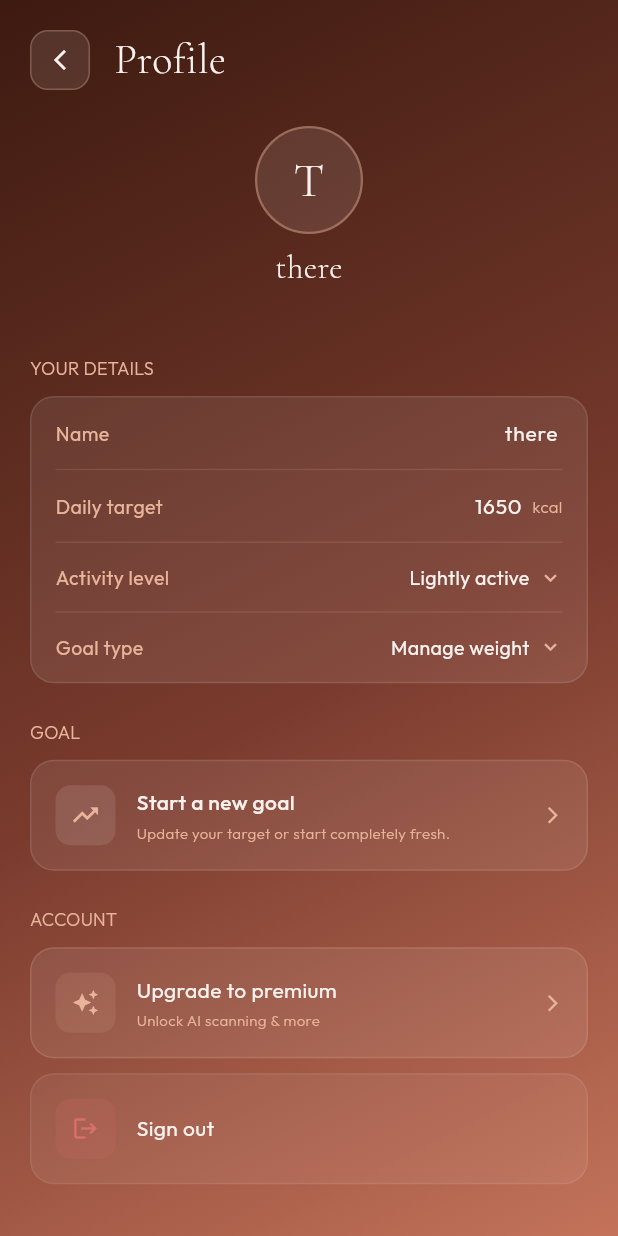
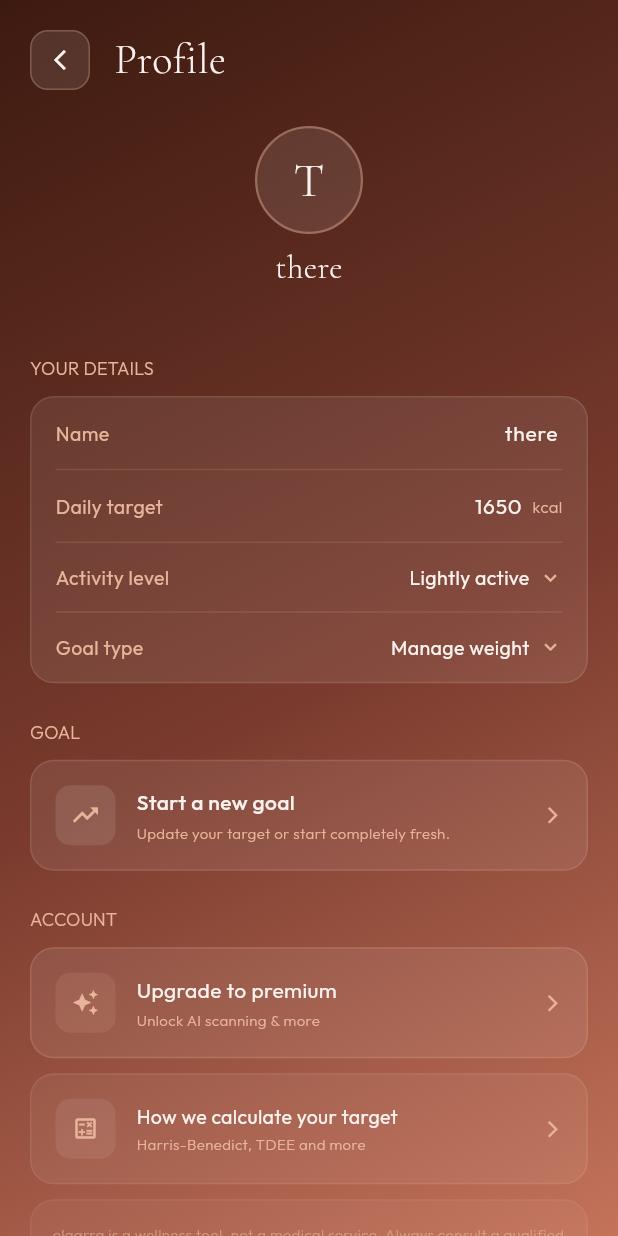
Before and after one commit to elaarra/elaarra-calorie-tracker-app, a Flutter app: the ProfileScreen screen opened directly, on a phone screen of 412 x 824 dp. Run offline on Flutter 3.47's test engine with Material 3 defaults, Android fonts, the phone set to English and light mode, and no system bars; our stand-ins replace cloud_firestore, firebase_auth, firebase_core, flutter_dotenv, google_sign_in, image_picker and 1 more; accounts and stored records are empty.

Commit message:
Update profile_screen.dart
Access to calculation screen

```diff
--- a/lib/screens/profile/profile_screen.dart
+++ b/lib/screens/profile/profile_screen.dart
@@ -6,6 +6,7 @@ import '../../utils/theme.dart';
 import '../../state/app_state.dart';
 import '../auth/auth_screen.dart';
 import '../onboarding/onboarding_screen.dart';
+import '../info/calculation_screen.dart';
 import '../paywall/paywall_screen.dart';
 
 class ProfileScreen extends StatefulWidget {
@@ -777,6 +778,73 @@ class _ProfileScreenState extends State<ProfileScreen> {
                         ),
                       ],
 
+                      // How we calculate this
+                      GestureDetector(
+                        onTap: () => Navigator.push(context,
+                          MaterialPageRoute(
+                            builder: (_) => const CalculationScreen())),
+                        child: Container(
+                          width: double.infinity,
+                          padding: const EdgeInsets.all(16),
+                          margin: const EdgeInsets.only(bottom: 10),
+                          decoration: BoxDecoration(
+                            color: Colors.white.withOpacity(0.06),
+                            borderRadius: BorderRadius.circular(16),
+                            border: Border.all(
+                              color: Colors.white.withOpacity(0.08)),
+                          ),
+                          child: Row(
+                            children: [
+                              Container(
+                                width: 40, height: 40,
+                                decoration: BoxDecoration(
+                                  color: Colors.white.withOpacity(0.08),
+                                  borderRadius: BorderRadius.circular(10),
+                                ),
+                                child: const Icon(Icons.calculate_outlined,
+                                  color: AppColors.blush, size: 18),
+                              ),
+                              const SizedBox(width: 14),
+                              Expanded(
+                                child: Column(
+                                  crossAxisAlignment: CrossAxisAlignment.start,
+                                  children: [
+                                    Text('How we calculate your target',
+                                      style: AppTextStyles.label.copyWith(
+                                        color: AppColors.cream, fontSize: 13,
+                                        fontWeight: FontWeight.w400)),
+                                    const SizedBox(height: 2),
+                                    Text('Harris-Benedict, TDEE and more',
+                                      style: AppTextStyles.caption.copyWith(
+                                        fontSize: 10)),
+                                  ],
+                                ),
+                              ),
+                              const Icon(Icons.arrow_forward_ios,
+                                color: AppColors.blush, size: 13),
+                            ],
+                          ),
+                        ),
+                      ),
+                      // Wellness disclaimer
+                      Container(
+                        padding: const EdgeInsets.all(14),
+                        margin: const EdgeInsets.only(bottom: 10),
+                        decoration: BoxDecoration(
+                          color: Colors.white.withOpacity(0.04),
+                          borderRadius: BorderRadius.circular(16),
+                          border: Border.all(
+                            color: AppColors.blush.withOpacity(0.1)),
+                        ),
+                        child: Text(
+                          'elaarra is a wellness tool, not a medical service. Always consult a qualified healthcare professional before making significant changes to your diet. If you are struggling with your relationship with food, please reach out to a professional for support.',
+                          style: AppTextStyles.caption.copyWith(
+                            fontSize: 10,
+                            color: AppColors.blush.withOpacity(0.6),
+                            height: 1.6,
+                          ),
+                        ),
+                      ),
                       // Sign out
                       GestureDetector(
                         onTap: _signOut,
```
